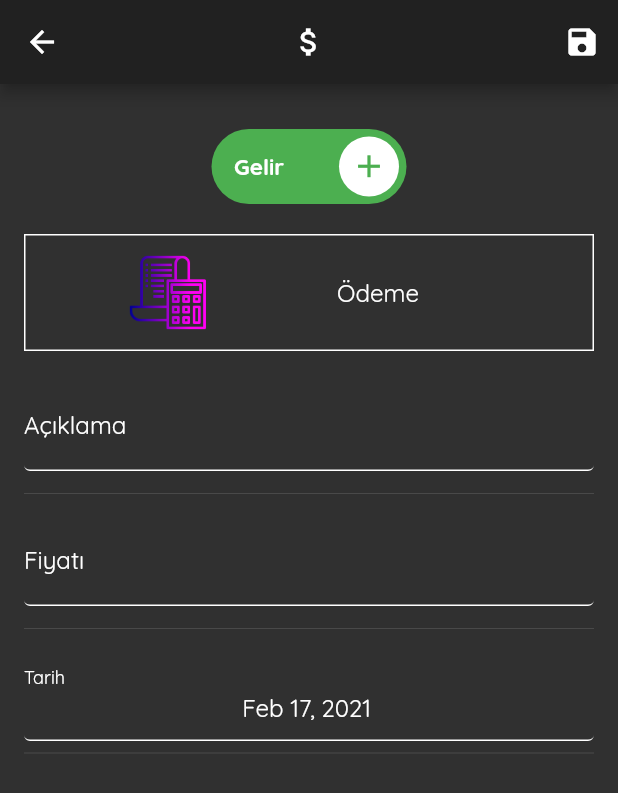
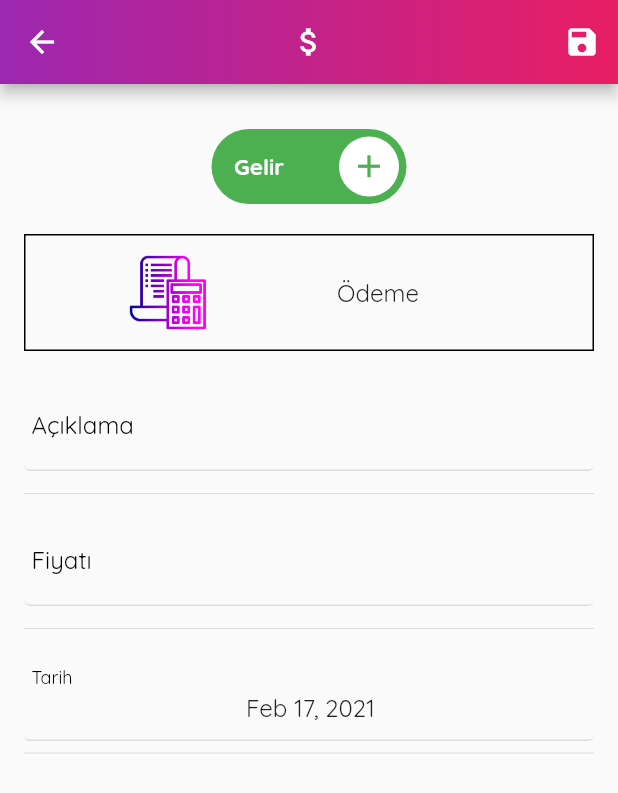
Before and after one commit to GelirGider/gelir_gider, a Flutter app: the screen it shows after launch, after a tap on the "add" icon, on a phone screen of 412 x 824 dp. Shown: the top 793 px of the screen. Run offline on Flutter 3.47's test engine with Material 2 defaults, Android fonts, the phone set to English and light mode, and no system bars; drawn by our look-alikes of date_time_picker, lite_rolling_switch; our stand-ins replace google_fonts, gradient_app_bar, jiffy, sqflite; accounts and stored records are empty.

Commit message:
Splash screen

```diff
--- a/lib/main.dart
+++ b/lib/main.dart
@@ -2,13 +2,11 @@ import 'package:flutter/cupertino.dart';
 import 'package:flutter/material.dart';
 import 'package:flutter_localizations/flutter_localizations.dart';
 import 'package:gelir_gider/providers/expense_provider.dart';
-import 'package:gelir_gider/screens/expenses_list_screen.dart';
 import 'package:provider/provider.dart';
 import 'package:gelir_gider/modals/custom_theme_modal.dart';
-import 'package:gelir_gider/themes/darkTheme.dart';
 import 'package:gelir_gider/generated/l10n.dart';
-import 'package:flutter_localizations/flutter_localizations.dart';
-
+import 'package:gelir_gider/screens/splash_screen.dart';
+import 'package:gelir_gider/themes/lightTheme.dart';
 void main() => runApp(
       MultiProvider(
         providers: [
@@ -16,7 +14,7 @@ void main() => runApp(
             value: Expenses(),
           ),
           ChangeNotifierProvider(
-            create: (context) => CustomThemeModal(darkTheme),
+            create: (context) => CustomThemeModal(lightTheme),
           ),
         ],
         child: MyApp(),
@@ -39,7 +37,7 @@ class MyApp extends StatelessWidget {
       title: 'Gelir/Gider',
       theme: Provider.of<CustomThemeModal>(context).getThemeData,
       debugShowCheckedModeBanner: false,
-      home: ExpensesListScreen(),
+      home: SplashScreen(),
     );
   }
 }
--- /dev/null
+++ b/lib/screens/splash_screen.dart
@@ -0,0 +1,78 @@
+import 'dart:async';
+import 'package:flutter/material.dart';
+import 'package:gelir_gider/screens/expenses_list_screen.dart';
+import 'package:provider/provider.dart';
+import 'package:gelir_gider/modals/custom_theme_modal.dart';
+
+class SplashScreen extends StatefulWidget {
+  final Color backgroundColor = Colors.white;
+  final TextStyle styleTextUnderTheLoader = TextStyle(
+      fontSize: 18.0, fontWeight: FontWeight.bold, color: Colors.black);
+
+  @override
+  _SplashScreenState createState() => _SplashScreenState();
+}
+
+class _SplashScreenState extends State<SplashScreen> {
+  final splashDelay = 3;
+
+  @override
+  void initState() {
+    super.initState();
+    _loadWidget();
+  }
+
+  _loadWidget() async {
+    var _duration = Duration(seconds: splashDelay);
+    return Timer(_duration, navigationPage);
+  }
+
+  void navigationPage() {
+    Navigator.pushReplacement(
+        context,
+        MaterialPageRoute(
+            builder: (BuildContext context) => ExpensesListScreen()));
+  }
+
+  @override
+  Widget build(BuildContext context) {
+    final _theme = Provider.of<CustomThemeModal>(context, listen: false);
+    return Scaffold(
+      body: Container(
+        decoration: BoxDecoration(
+          gradient: LinearGradient(colors: _theme.getThemeData.brightness == Brightness.dark
+              ? [Color(0xff191919), Color(0xff191919)]
+              : [Colors.purple, Colors.pink]),
+        ),
+        child: InkWell(
+          child: Stack(
+            fit: StackFit.expand,
+            children: <Widget>[
+              Column(
+                mainAxisAlignment: MainAxisAlignment.start,
+                children: <Widget>[
+                  Expanded(
+                    flex: 7,
+                    child: Container(
+                        child: Column(
+                      mainAxisAlignment: MainAxisAlignment.center,
+                      children: <Widget>[
+                        Icon(
+                          Icons.attach_money,
+                          size: 75,
+                        ),
+                        Padding(
+                          padding: const EdgeInsets.only(top: 10.0),
+                        ),
+                      ],
+                    )),
+                  ),
+                ],
+              ),
+            ],
+          ),
+        ),
+      ),
+    );
+  }
+}
```
